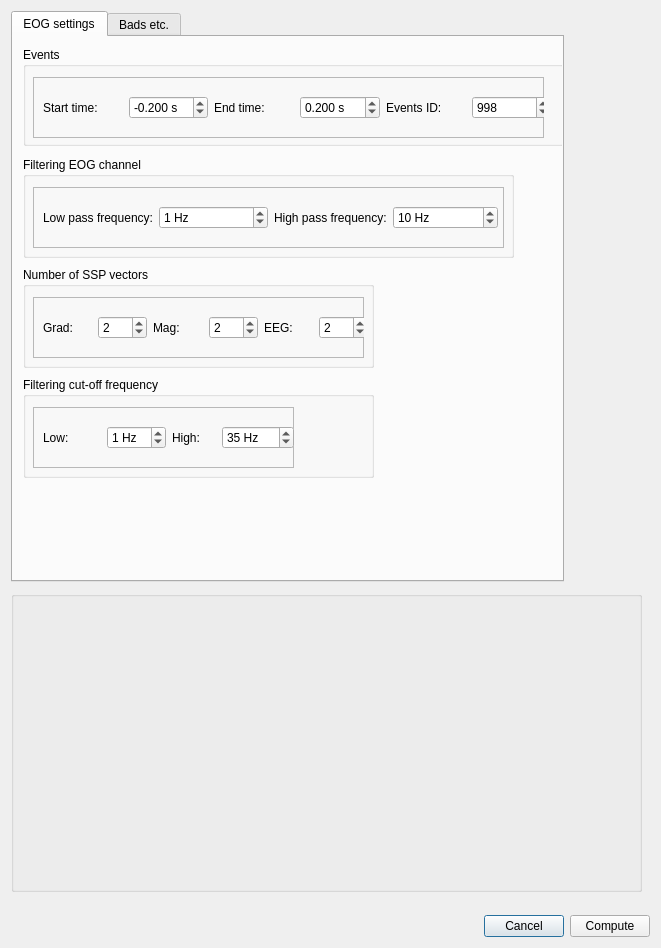
Old version of the form qt4Designer_ui_files/eogParametersDialogBatch.ui in the repository cibr-jyu/meggie.
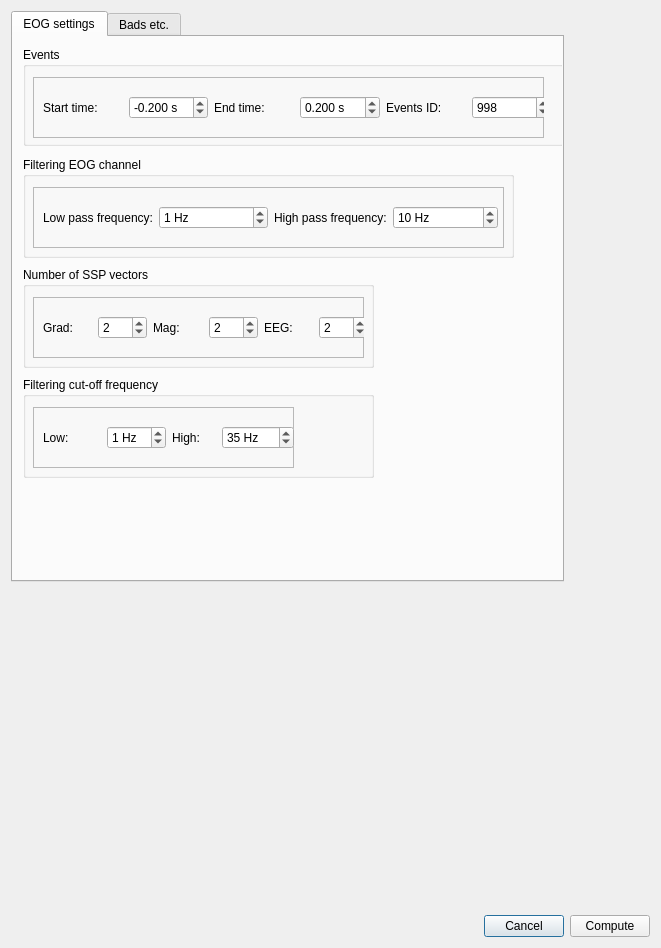
New version of the form.

Patch:
```diff
--- a/qt4Designer_ui_files/eogParametersDialogBatch.ui
+++ b/qt4Designer_ui_files/eogParametersDialogBatch.ui
@@ -782,30 +782,15 @@
         </widget>
        </widget>
       </widget>
-      <widget class="QGroupBox" name="groupBoxBatch">
+      <widget class="QWidget" name="widget" native="true">
        <property name="geometry">
         <rect>
          <x>0</x>
          <y>580</y>
-         <width>631</width>
+         <width>551</width>
          <height>301</height>
         </rect>
        </property>
-       <property name="sizePolicy">
-        <sizepolicy hsizetype="Expanding" vsizetype="Fixed">
-         <horstretch>0</horstretch>
-         <verstretch>0</verstretch>
-        </sizepolicy>
-       </property>
-       <property name="minimumSize">
-        <size>
-         <width>0</width>
-         <height>240</height>
-        </size>
-       </property>
-       <property name="title">
-        <string/>
-       </property>
       </widget>
      </widget>
     </widget>
```
